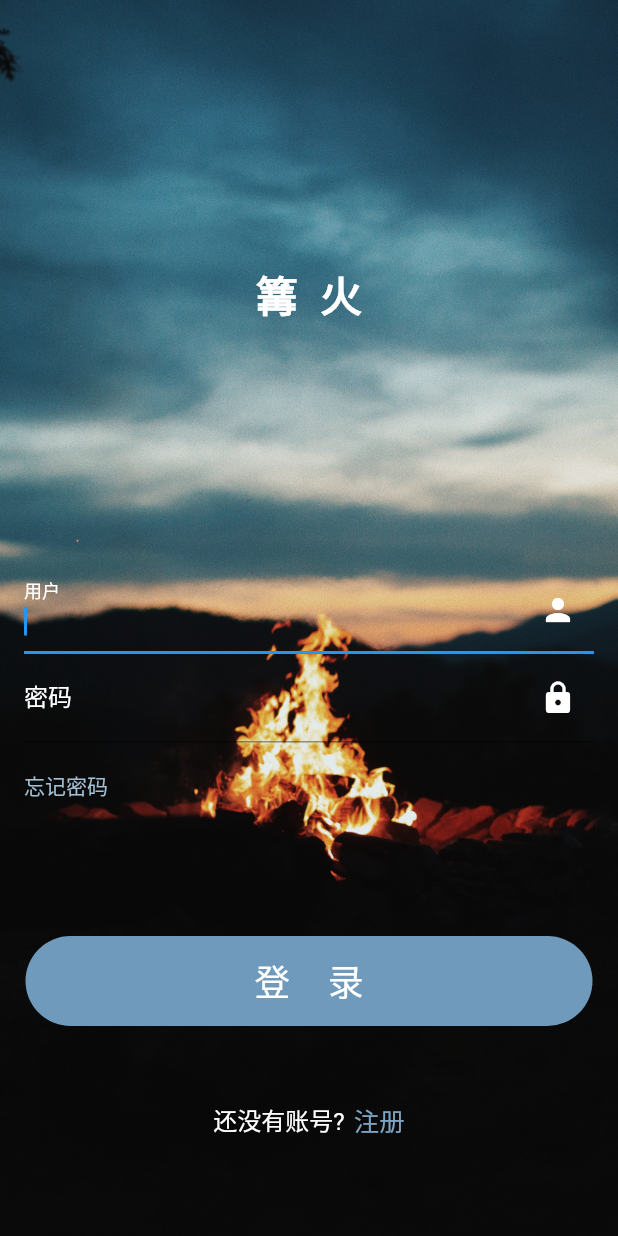
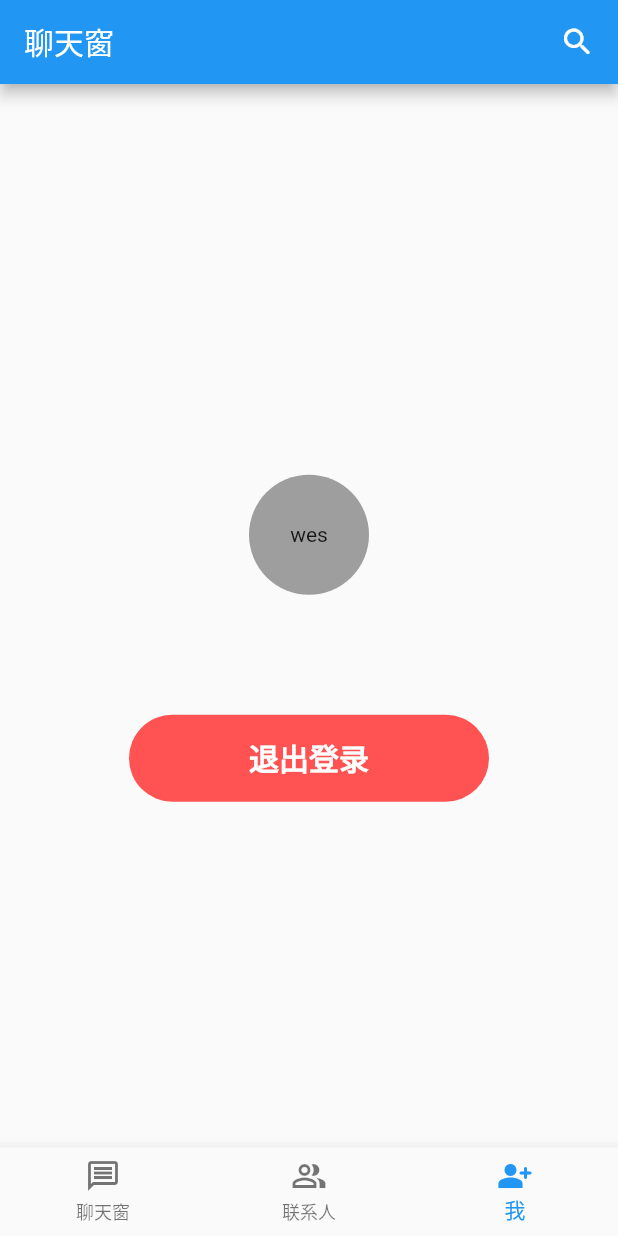
Before and after one commit to southrivers/chat-client, a Flutter app: the screen it shows after launch, on a phone screen of 412 x 824 dp. Run offline on Flutter 3.47's test engine with Material 2 defaults, Android fonts, the phone set to English and light mode, and no system bars; our stand-ins replace gap, get.

Commit message:
初步完成页面风格开发,待请求后台获取数据

```diff
--- a/lib/main.dart
+++ b/lib/main.dart
@@ -1,5 +1,7 @@
+import 'package:chat/page/home_page.dart';
 import 'package:chat/page/login_page.dart';
 import 'package:flutter/material.dart';
+import 'package:get/get_navigation/src/root/get_material_app.dart';
 
 void main() {
   runApp(const MyApp());
@@ -11,12 +13,13 @@ class MyApp extends StatelessWidget {
   // This widget is the root of your application.
   @override
   Widget build(BuildContext context) {
-    return MaterialApp(
+    return GetMaterialApp(
+      debugShowCheckedModeBanner: false,
       title: 'Flutter Demo',
       theme: ThemeData(
         primarySwatch: Colors.blue,
       ),
-      home: const LoginPage(),
+      home: const HomePage(),
     );
   }
 }
--- /dev/null
+++ b/lib/page/home_page.dart
@@ -0,0 +1,47 @@
+import 'package:chat/page/chat_page.dart';
+import 'package:chat/page/contract_page.dart';
+import 'package:chat/page/profile_page.dart';
+import 'package:flutter/material.dart';
+
+class HomePage extends StatelessWidget {
+  const HomePage({super.key});
+
+  @override
+  Widget build(BuildContext context) {
+    return Scaffold(
+        appBar: AppBar(
+          // backgroundColor: Color(0xff709ABB),
+          actions: [
+            Padding(
+              padding: const EdgeInsets.only(right: 15),
+              child: Icon(Icons.search_rounded),
+            ),
+          ],
+          // TODO 根据页面进行切换
+          title: Text("聊天窗"),
+        ),
+        // 根据页面选择进行切换
+        body: ProfilePage(),
+        bottomNavigationBar: BottomNavigationBar(
+          items: [
+            BottomNavigationBarItem(
+              icon: Icon(Icons.message_outlined),
+              label: "聊天窗",
+            ),
+            BottomNavigationBarItem(
+              icon: Icon(Icons.people_alt_outlined),
+              label: "联系人",
+            ),
+            BottomNavigationBarItem(
+              icon: Icon(Icons.person_add_alt_rounded),
+              label: "我",
+            ),
+          ],
+          onTap: (value) {
+            print(value);
+          },
+          // TODO 根据选择的页面切换下标
+          currentIndex: 2,
+        ));
+  }
+}
--- a/lib/page/login_page.dart
+++ b/lib/page/login_page.dart
@@ -25,7 +25,7 @@ class LoginPage extends StatelessWidget {
               const Padding(
                 padding: EdgeInsets.symmetric(vertical: 160),
                 child: Text(
-                  "篝火",
+                  "话聊",
                   style: TextStyle(
                       fontSize: 28,
                       fontWeight: FontWeight.bold,
--- /dev/null
+++ b/lib/page/profile_page.dart
@@ -0,0 +1,17 @@
+import 'package:chat/widget/profile_view.dart';
+import 'package:flutter/material.dart';
+import 'package:flutter/src/widgets/container.dart';
+import 'package:flutter/src/widgets/framework.dart';
+
+class ProfilePage extends StatelessWidget {
+  const ProfilePage({super.key});
+
+  @override
+  Widget build(BuildContext context) {
+    return Container(
+      child: ProfileView(
+        userName: "wes",
+      ),
+    );
+  }
+}
--- /dev/null
+++ b/lib/widget/profile_view.dart
@@ -0,0 +1,63 @@
+import 'package:flutter/material.dart';
+import 'package:flutter/src/widgets/container.dart';
+import 'package:flutter/src/widgets/framework.dart';
+import 'package:gap/gap.dart';
+
+class ProfileView extends StatelessWidget {
+  const ProfileView({
+    super.key,
+    required this.userName,
+  });
+  final String userName;
+
+  @override
+  Widget build(BuildContext context) {
+    return Container(
+      child: Column(
+        crossAxisAlignment: CrossAxisAlignment.center,
+        mainAxisAlignment: MainAxisAlignment.center,
+        children: [
+          Padding(
+            padding: const EdgeInsets.only(top: 30),
+            child: Container(
+              height: 80,
+              width: 80,
+              padding: EdgeInsets.all(20),
+              decoration: BoxDecoration(
+                  borderRadius: BorderRadius.all(Radius.circular(40)),
+                  color: Colors.grey),
+              child: Center(
+                  child: Text(
+                userName,
+                overflow: TextOverflow.ellipsis,
+              )),
+            ),
+          ),
+          Gap(80),
+          Center(
+            child: Container(
+              padding: EdgeInsets.symmetric(horizontal: 80, vertical: 14),
+              decoration: BoxDecoration(
+                color: Colors.redAccent,
+                borderRadius: BorderRadius.all(Radius.circular(50)),
+              ),
+              child: InkWell(
+                onTap: () {
+                  print("logout");
+                },
+                child: Text(
+                  "退出登录",
+                  style: TextStyle(
+                    fontSize: 20,
+                    color: Colors.white,
+                    fontWeight: FontWeight.bold,
+                  ),
+                ),
+              ),
+            ),
+          )
+        ],
+      ),
+    );
+  }
+}
```
Also changed, not shown: lib/controller/home_controller.dart (added, +8 -0 lines), lib/controller/login_controller.dart (added, +26 -0 lines), lib/model/message_data.dart (added, +11 -0 lines), lib/model/user_info.dart (added, +10 -0 lines), lib/page/chat_page.dart (added, +28 -0 lines), lib/page/contract_page.dart (added, +25 -0 lines), lib/widget/contract_view.dart (added, +20 -0 lines), lib/widget/message_view.dart (added, +43 -0 lines), lib/service/login_service.dart (added).
